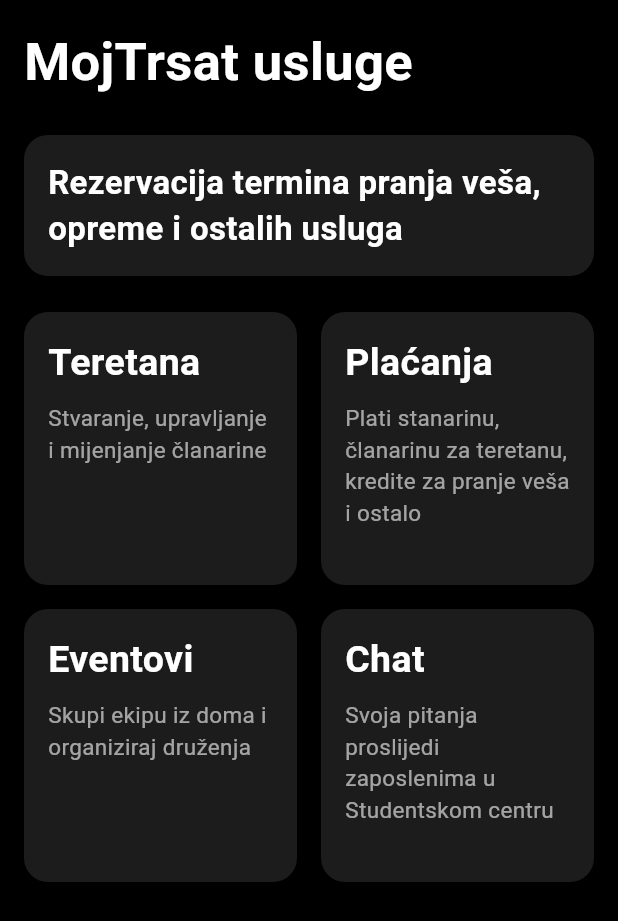
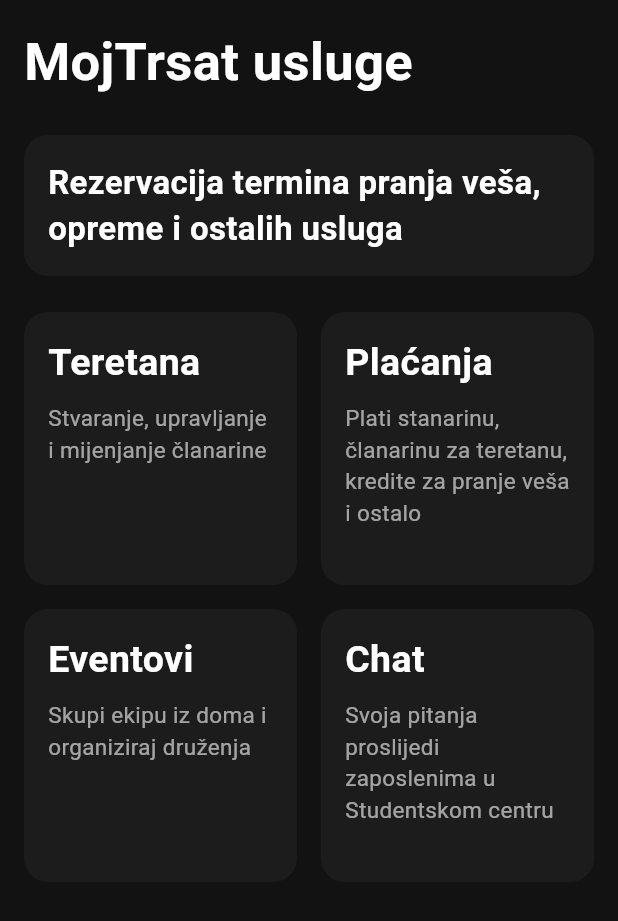
Before and after one commit to berojed/MojTrsat, a Flutter app: the MainScreen screen opened by its route, on a phone screen of 412 x 824 dp. Shown: the top 921 px of the screen. Run offline on Flutter 3.47's test engine with Material 3 defaults, Android fonts, the phone set to English and light mode, and no system bars; our stand-ins replace curved_navigation_bar, flutter_riverpod, go_router, google_sign_in, supabase_flutter; missing offline and left inert: dart:ffi; accounts and stored records are empty.

```diff
--- a/lib/views/screens/main_screen.dart
+++ b/lib/views/screens/main_screen.dart
@@ -6,7 +6,7 @@ class MainScreen extends StatelessWidget {
   @override
   Widget build(BuildContext context) {
     return Scaffold(
-      backgroundColor: Colors.black,
+      backgroundColor: Color(0xFF121212),
       body: SafeArea(
         child: Padding(
           padding: const EdgeInsets.all(16.0),
```
Also changed, not shown: 5 other files.
